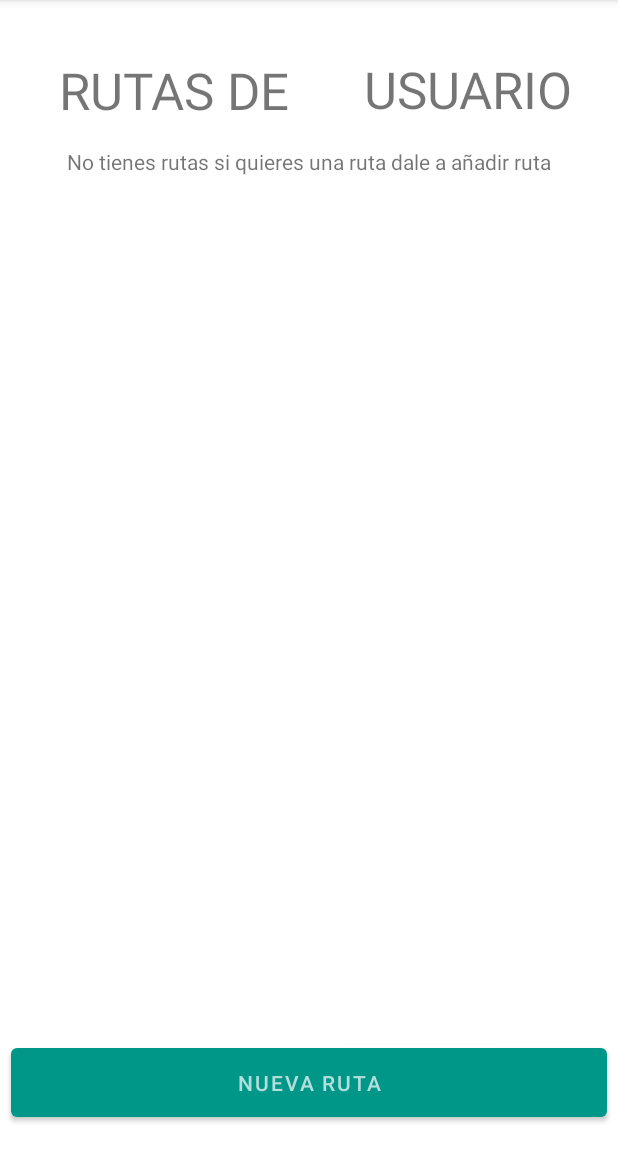
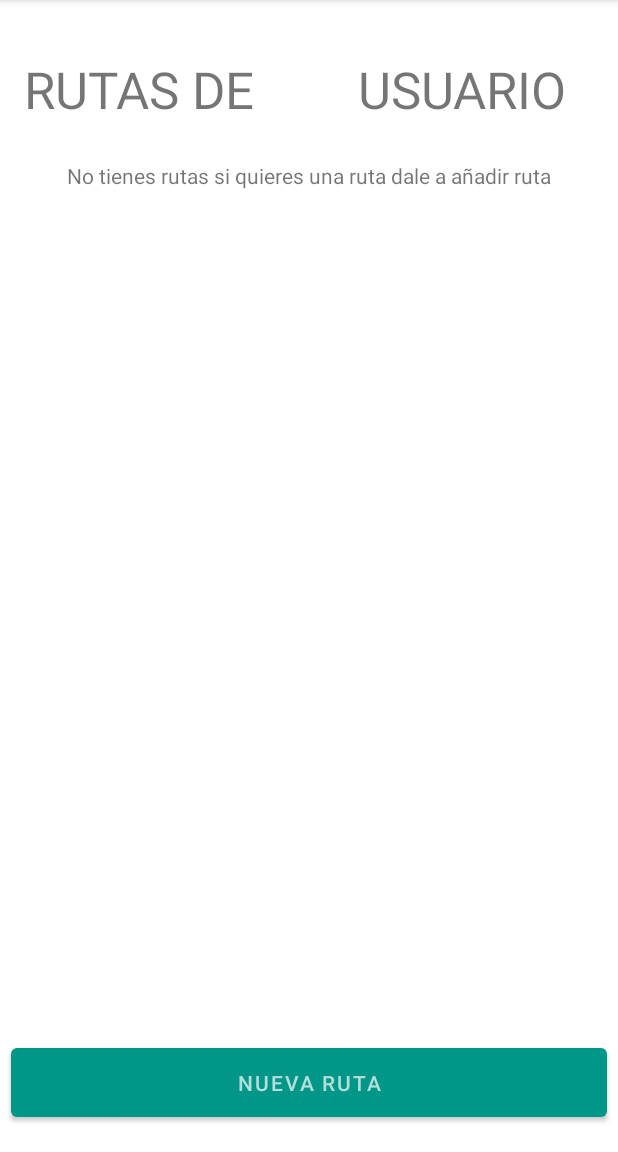
Before and after one commit to mikel-alvarez/4SharedCars, an Android app: the GestionarRutas screen opened directly, with no data from a screen before it, on a phone screen of 412 x 824 dp, the part 84-1236 px from its top. Run offline under Robolectric (Android 15) with nearby library versions, the phone set to English and light mode, and no system bars; libraries missing offline, so code that uses them is left out: io.realm; 8 statements that could not run were skipped.

Commit message:
gestionar rutas mejora

```diff
--- a/app/src/main/java/com/mikelalvarez/a4sharedcars/activites/GestionarRutas.java
+++ b/app/src/main/java/com/mikelalvarez/a4sharedcars/activites/GestionarRutas.java
@@ -6,6 +6,7 @@ import androidx.recyclerview.widget.RecyclerView;
 
 import com.mikelalvarez.a4sharedcars.R;
 import com.mikelalvarez.a4sharedcars.adapters.GestionarRutasAdapter;
+import com.mikelalvarez.a4sharedcars.databinding.RutasUsuarioItemBinding;
 import com.mikelalvarez.a4sharedcars.model.Ruta;
 import com.mikelalvarez.a4sharedcars.model.Usuario;
 
@@ -17,6 +18,7 @@ import android.widget.Button;
 import android.widget.TextView;
 
 import io.realm.Realm;
+import io.realm.RealmList;
 import io.realm.RealmResults;
 
 public class GestionarRutas extends AppCompatActivity {
@@ -29,6 +31,7 @@ public class GestionarRutas extends AppCompatActivity {
     RecyclerView recyclerView;
     Intent anadirRuta;
     RealmResults<Ruta> rutas;
+    RealmList<Ruta> rutasUsuario;
     TextView txtVacio;
     Ruta rutaClick;
 
@@ -45,13 +48,21 @@ public class GestionarRutas extends AppCompatActivity {
 
         anadirRuta = new Intent(this,AnadirRuta.class);
 
-        rutas = realm.where(Ruta.class).equalTo("conductor",usuarioLogeado.getId()).findAll();
+        usuarioLogeado = realm.where(Usuario.class).equalTo("id",bundle.getInt("idUserGestionar")).findFirst();
 
-        usuarioLogeado = realm.where(Usuario.class).equalTo("id",bundle.getInt("idUserGestionar")).findFirst();
+        rutas = realm.where(Ruta.class).findAll();
+
+        rutasUsuario = new RealmList<>();
+        for (Ruta ruta: rutas){
+            if (ruta.getConductor() == usuarioLogeado.getId()){
+                rutasUsuario.add(ruta);
+            }
+        }
+
 
         txtVacio = findViewById(R.id.txtVacioGestionarRutas);
         txtnombre = findViewById(R.id.txtNombreUsuarioRutas);
-        btnAñadirRuta = findViewById(R.id.btnAñadirAñadirRuta);
+        btnAñadirRuta = findViewById(R.id.btnNuevaRuta);
         recyclerView = findViewById(R.id.recyclerViewGestionRutas);
 
         txtnombre.setText(usuarioLogeado.getUsername());
@@ -71,7 +82,7 @@ public class GestionarRutas extends AppCompatActivity {
             txtVacio.setVisibility(View.INVISIBLE);
         }
 
-        GestionarRutasAdapter gestionarRutasAdapter = new GestionarRutasAdapter(rutas, new GestionarRutasAdapter.GestinarRutasHolder.OnButtonClickListener() {
+        GestionarRutasAdapter gestionarRutasAdapter = new GestionarRutasAdapter(rutasUsuario, new GestionarRutasAdapter.GestinarRutasHolder.OnButtonClickListener() {
             @Override
             public void OnItemClickDelete(Ruta ruta) {
                 rutaClick = ruta;
--- a/app/src/main/java/com/mikelalvarez/a4sharedcars/adapters/GestionarRutasAdapter.java
+++ b/app/src/main/java/com/mikelalvarez/a4sharedcars/adapters/GestionarRutasAdapter.java
@@ -15,17 +15,18 @@ import com.mikelalvarez.a4sharedcars.model.Ruta;
 import java.text.SimpleDateFormat;
 
 import io.realm.Realm;
+import io.realm.RealmList;
 import io.realm.RealmResults;
 
 public class GestionarRutasAdapter extends RecyclerView.Adapter<GestionarRutasAdapter.GestinarRutasHolder>{{
 }
-    RealmResults<Ruta> rutas;
+    RealmList<Ruta> rutas;
     private Realm realm;
     GestinarRutasHolder.OnButtonClickListener btnAction;
 
 
 
-    public GestionarRutasAdapter(RealmResults<Ruta> rutas, GestinarRutasHolder.OnButtonClickListener btnAction) {
+    public GestionarRutasAdapter(RealmList<Ruta> rutas, GestinarRutasHolder.OnButtonClickListener btnAction) {
         this.rutas = rutas;
         this.btnAction = btnAction;
     }
--- a/app/src/main/res/layout/activity_gestionar_rutas.xml
+++ b/app/src/main/res/layout/activity_gestionar_rutas.xml
@@ -8,12 +8,14 @@
 
     <androidx.recyclerview.widget.RecyclerView
         android:id="@+id/recyclerViewGestionRutas"
-        android:layout_width="416dp"
-        android:layout_height="534dp"
+        android:layout_width="0dp"
+        android:layout_height="520dp"
         app:layout_constraintBottom_toBottomOf="parent"
         app:layout_constraintEnd_toEndOf="parent"
+        app:layout_constraintHorizontal_bias="0.0"
         app:layout_constraintStart_toStartOf="parent"
-        app:layout_constraintTop_toTopOf="parent" />
+        app:layout_constraintTop_toTopOf="parent"
+        app:layout_constraintVertical_bias="0.559" />
 
     <TextView
         android:id="@+id/textView10"
@@ -23,10 +25,10 @@
         android:textSize="34sp"
         app:layout_constraintBottom_toBottomOf="parent"
         app:layout_constraintEnd_toEndOf="parent"
-        app:layout_constraintHorizontal_bias="0.157"
+        app:layout_constraintHorizontal_bias="0.064"
         app:layout_constraintStart_toStartOf="parent"
         app:layout_constraintTop_toTopOf="parent"
-        app:layout_constraintVertical_bias="0.052" />
+        app:layout_constraintVertical_bias="0.051" />
 
     <TextView
         android:id="@+id/txtNombreUsuarioRutas"
@@ -36,8 +38,8 @@
         android:textSize="34sp"
         app:layout_constraintBottom_toBottomOf="parent"
         app:layout_constraintEnd_toEndOf="parent"
-        app:layout_constraintHorizontal_bias="0.889"
-        app:layout_constraintStart_toStartOf="parent"
+        app:layout_constraintHorizontal_bias="0.641"
+        app:layout_constraintStart_toEndOf="@+id/textView10"
         app:layout_constraintTop_toTopOf="parent"
         app:layout_constraintVertical_bias="0.051" />
 
@@ -61,5 +63,5 @@
         app:layout_constraintEnd_toEndOf="parent"
         app:layout_constraintStart_toStartOf="parent"
         app:layout_constraintTop_toTopOf="parent"
-        app:layout_constraintVertical_bias="1.0" />
+        app:layout_constraintVertical_bias="0.898" />
 </androidx.constraintlayout.widget.ConstraintLayout>
```
Also changed, not shown: app/src/main/res/layout/rutas_usuario_item.xml (+4 -4 lines).
